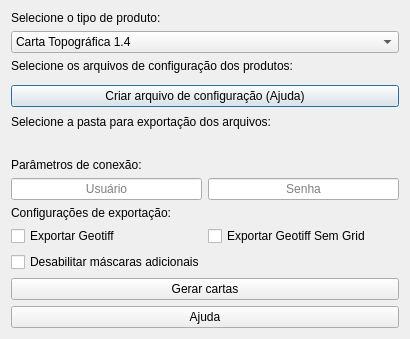
First picture: the form in resources/uis/editionPluginBaseDialog.ui, repository dsgoficial/ferramentas_edicao, before the edit.
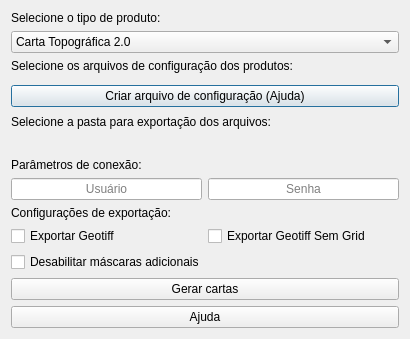
Second picture: the form after the edit. Custom widgets are drawn as their Qt base class.

Diff of the .ui file:
```diff
--- a/resources/uis/editionPluginBaseDialog.ui
+++ b/resources/uis/editionPluginBaseDialog.ui
@@ -27,7 +27,7 @@
       <widget class="QComboBox" name="productType">
        <item>
         <property name="text">
-         <string>Carta Topográfica 1.4</string>
+         <string>Carta Topográfica 2.0</string>
         </property>
        </item>
        <item>
```
Left out of the diff: 8 changed lines with no effect on the pictures.
